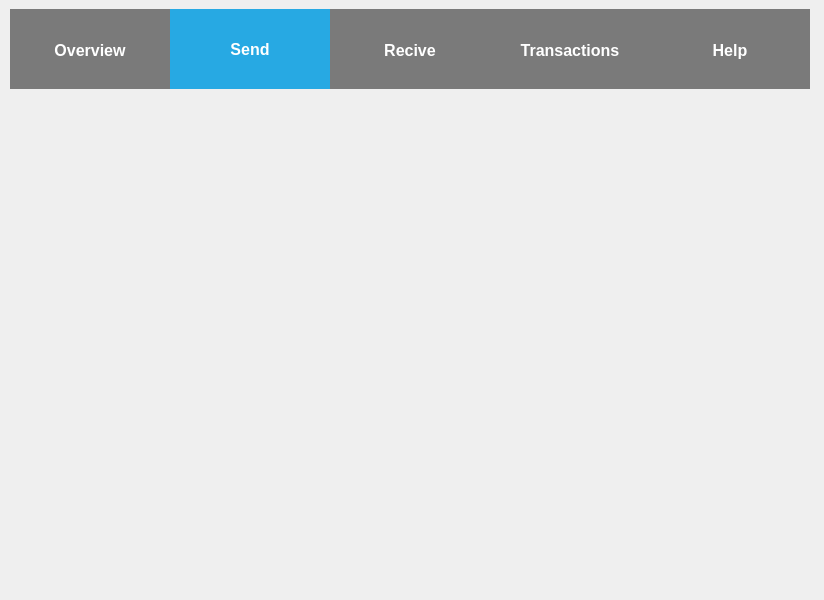
Before: the Qt Designer form forms/mainwindow.ui in kratek210/Blockchain-Client, drawn with Qt 5.
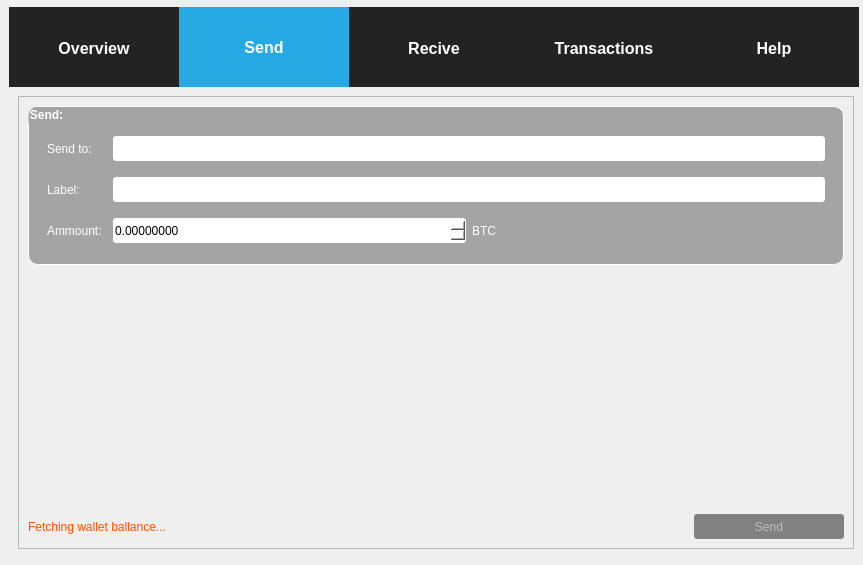
After: the same form once the commit is applied. The open tabs and pages were chosen to show the change. Icons and pictures are not drawn.

What changed in the file:
```diff
--- a/forms/mainwindow.ui
+++ b/forms/mainwindow.ui
@@ -2,14 +2,35 @@
 <ui version="4.0">
  <class>MainWindow</class>
  <widget class="QMainWindow" name="MainWindow">
+  <property name="enabled">
+   <bool>true</bool>
+  </property>
   <property name="geometry">
    <rect>
     <x>0</x>
     <y>0</y>
-    <width>824</width>
-    <height>600</height>
+    <width>856</width>
+    <height>565</height>
    </rect>
   </property>
+  <property name="sizePolicy">
+   <sizepolicy hsizetype="Fixed" vsizetype="Fixed">
+    <horstretch>0</horstretch>
+    <verstretch>0</verstretch>
+   </sizepolicy>
+  </property>
+  <property name="minimumSize">
+   <size>
+    <width>0</width>
+    <height>0</height>
+   </size>
+  </property>
+  <property name="maximumSize">
+   <size>
+    <width>856</width>
+    <height>565</height>
+   </size>
+  </property>
   <property name="windowTitle">
    <string>Blockchain.info Qt Client</string>
   </property>
@@ -18,19 +39,46 @@
     <normaloff>:/res/btcicon.png</normaloff>:/res/btcicon.png</iconset>
   </property>
   <property name="styleSheet">
-   <string notr="true">background-color: rgb(122, 122, 122);
+   <string notr="true">background-color: rgb(35, 35, 35);
 QLabel
+
 {
 border:0px;
 }
+
+
 </string>
   </property>
   <widget class="QWidget" name="centralwidget">
-   <layout class="QHBoxLayout" name="horizontalLayout_2">
+   <property name="styleSheet">
+    <string notr="true"/>
+   </property>
+   <layout class="QVBoxLayout" name="verticalLayout_6">
+    <property name="spacing">
+     <number>0</number>
+    </property>
+    <property name="sizeConstraint">
+     <enum>QLayout::SetDefaultConstraint</enum>
+    </property>
+    <property name="leftMargin">
+     <number>9</number>
+    </property>
+    <property name="topMargin">
+     <number>0</number>
+    </property>
+    <property name="rightMargin">
+     <number>0</number>
+    </property>
+    <property name="bottomMargin">
+     <number>0</number>
+    </property>
     <item>
      <widget class="QTabWidget" name="tabWidget">
+      <property name="enabled">
+       <bool>true</bool>
+      </property>
       <property name="sizePolicy">
-       <sizepolicy hsizetype="Fixed" vsizetype="Expanding">
+       <sizepolicy hsizetype="Fixed" vsizetype="Fixed">
         <horstretch>0</horstretch>
         <verstretch>0</verstretch>
        </sizepolicy>
@@ -52,32 +100,87 @@
       <property name="styleSheet">
        <string notr="true">QTabBar::tab
 {
+	background-color: rgb(35, 35, 35);
+
+
 color: white;
-	background-color: rgb(122, 122, 122);
+	
 	height: 80px;
-	width:160px;
+	width:170px;
 }
 QTabBar::tab:selected {
-    
-	background-color: #27a9e3;
+   
+	  background-color: #27a9e3;
+
 	color:white;
 }
 
 QTabWidget::pane
  {
 	border: none;
+	color: rgb(255, 120, 2);
 }
 
-#tab
+QGroupBox
 {
-color: red;
-}</string>
+border: 1px solid white;
+color: white;
+border-radius:10px;
+background-color: rgba(0, 0, 0, 80);
+font-size: 12px;
+font: bold;
+}
+
+#ammount
+{
+background-color: transparent;
+border: none;
+}
+
+#send
+
+{
+background-color: transparent;
+border: none;
+}
+
+#label_6
+{
+background-color: transparent;
+border: none;
+}
+QPushButton
+{
+  color: white;
+  background-color: #27a9e3;
+  border-width: 0px;
+  border-radius: 3px;
+}
+
+QPushButton:hover {background-color: rgb(255, 85, 0); }
+QPushButton:disabled 
+{
+background-color: rgb(129, 129, 129);
+	color: rgb(189, 189, 189);
+}
+
+#textBrowser
+{
+border: 1px solid white;
+color: white;
+border-radius:10px;
+background-color: rgba(0, 0, 0, 80);
+font-size: 12px;
+font: bold;}
+
+
+</string>
       </property>
       <property name="tabShape">
        <enum>QTabWidget::Rounded</enum>
       </property>
       <property name="currentIndex">
-       <number>0</number>
+       <number>3</number>
       </property>
       <property name="iconSize">
        <size>
@@ -92,6 +195,12 @@
        <bool>false</bool>
       </property>
       <widget class="QWidget" name="tab">
+       <property name="sizePolicy">
+        <sizepolicy hsizetype="Fixed" vsizetype="Fixed">
+         <horstretch>0</horstretch>
+         <verstretch>0</verstretch>
+        </sizepolicy>
+       </property>
        <property name="minimumSize">
         <size>
          <width>80</width>
@@ -106,22 +215,42 @@
         <string>Overview</string>
        </attribute>
        <layout class="QHBoxLayout" name="horizontalLayout">
+        <property name="spacing">
+         <number>0</number>
+        </property>
+        <property name="leftMargin">
+         <number>0</number>
+        </property>
+        <property name="topMargin">
+         <number>12</number>
+        </property>
+        <property name="rightMargin">
+         <number>9</number>
+        </property>
+        <property name="bottomMargin">
+         <number>9</number>
+        </property>
         <item>
          <layout class="QVBoxLayout" name="verticalLayout">
           <item>
            <widget class="QGroupBox" name="groupBox">
             <property name="styleSheet">
-             <string notr="true">border: 1px solid black;
-color: white;
-border-radius:10px;
-background-color: rgba(0, 0, 0, 80);
-font-size: 12px;
-font: bold;</string>
+             <string notr="true">border: 1px solid white;
+</string>
             </property>
             <property name="title">
              <string>Wallet</string>
             </property>
             <layout class="QHBoxLayout" name="horizontalLayout_3">
+             <property name="topMargin">
+              <number>15</number>
+             </property>
+             <property name="rightMargin">
+              <number>14</number>
+             </property>
+             <property name="bottomMargin">
+              <number>15</number>
+             </property>
              <item>
               <layout class="QVBoxLayout" name="verticalLayout_3">
                <item>
@@ -132,7 +261,8 @@
                     <string notr="true">border: none;
 background: transparent;
 font-size: 12px;
-font: normal;</string>
+font: normal;
+color: rgb(255, 120, 2);</string>
                    </property>
                    <property name="text">
                     <string>Balance:</string>
@@ -145,7 +275,8 @@
                     <string notr="true">border: none;
 background: transparent;
 font: bold;
-font-size: 12px;</string>
+font-size: 12px;
+color: rgb(255, 120, 2);</string>
                    </property>
                    <property name="text">
                     <string>Fetching wallet balance ...</string>
@@ -179,10 +310,13 @@
         </item>
         <item>
          <layout class="QVBoxLayout" name="verticalLayout_2">
+          <property name="leftMargin">
+           <number>9</number>
+          </property>
           <item>
            <widget class="QGroupBox" name="groupBox_2">
             <property name="styleSheet">
-             <string notr="true">border: 1px solid black;
+             <string notr="true">border: 1px solid white;
 color: white;
 border-radius:10px;
 background-color: rgba(0, 0, 0, 80);
@@ -193,12 +327,37 @@
              <string>Recent Transaction</string>
             </property>
             <layout class="QHBoxLayout" name="horizontalLayout_5">
+             <property name="spacing">
+              <number>0</number>
+             </property>
+             <property name="leftMargin">
+              <number>8</number>
+             </property>
+             <property name="rightMargin">
+              <number>9</number>
+             </property>
+             <property name="bottomMargin">
+              <number>226</number>
+             </property>
              <item>
               <layout class="QVBoxLayout" name="verticalLayout_4"/>
              </item>
             </layout>
            </widget>
           </item>
+          <item>
+           <spacer name="verticalSpacer_4">
+            <property name="orientation">
+             <enum>Qt::Vertical</enum>
+            </property>
+            <property name="sizeHint" stdset="0">
+             <size>
+              <width>20</width>
+              <height>40</height>
+             </size>
+            </property>
+           </spacer>
+          </item>
          </layout>
         </item>
        </layout>
@@ -211,6 +370,298 @@
        <attribute name="title">
         <string>Send</string>
        </attribute>
+       <layout class="QHBoxLayout" name="horizontalLayout_6">
+        <item>
+         <layout class="QVBoxLayout" name="verticalLayout_5">
+          <item>
+           <widget class="QFrame" name="frame">
+            <property name="frameShape">
+             <enum>QFrame::StyledPanel</enum>
+            </property>
+            <property name="frameShadow">
+             <enum>QFrame::Raised</enum>
+            </property>
+            <layout class="QVBoxLayout" name="verticalLayout_8">
+             <item>
+              <widget class="QGroupBox" name="groupBox_3">
+               <property name="minimumSize">
+                <size>
+                 <width>0</width>
+                 <height>0</height>
+                </size>
+               </property>
+               <property name="styleSheet">
+                <string notr="true">
+
+
+</string>
+               </property>
+               <property name="title">
+                <string>Send:</string>
+               </property>
+               <layout class="QVBoxLayout" name="verticalLayout_10">
+                <property name="topMargin">
+                 <number>20</number>
+                </property>
+                <property name="bottomMargin">
+                 <number>20</number>
+                </property>
+                <item>
+                 <widget class="QWidget" name="send" native="true">
+                  <property name="styleSheet">
+                   <string notr="true">QLabel
+{
+color:white;
+background-color: transparent;
+border: none;
+}
+
+QLineEdit
+{
+background-color: rgb(255, 255, 255);
+border-radius: 3px;
+}
+
+</string>
+                  </property>
+                  <layout class="QHBoxLayout" name="horizontalLayout_10">
+                   <property name="bottomMargin">
+                    <number>1</number>
+                   </property>
+                   <item>
+                    <widget class="QLabel" name="label_2">
+                     <property name="minimumSize">
+                      <size>
+                       <width>60</width>
+                       <height>25</height>
+                      </size>
+                     </property>
+                     <property name="styleSheet">
+                      <string notr="true">
+color:white;
+background-color: transparent;
+border: none;
+</string>
+                     </property>
+                     <property name="text">
+                      <string>Send to:</string>
+                     </property>
+                    </widget>
+                   </item>
+                   <item>
+                    <widget class="QLineEdit" name="lineEdit">
+                     <property name="minimumSize">
+                      <size>
+                       <width>0</width>
+                       <height>25</height>
+                      </size>
+                     </property>
+                    </widget>
+                   </item>
+                  </layout>
+                 </widget>
+                </item>
+                <item>
+                 <widget class="QWidget" name="label_6" native="true">
+                  <property name="styleSheet">
+                   <string notr="true">QLabel
+{
+color:white;
+background-color: transparent;
+border: none;
+}
+
+QLineEdit
+{
+background-color: rgb(255, 255, 255);
+border-radius: 3px;
+}
+</string>
+                  </property>
+                  <layout class="QHBoxLayout" name="horizontalLayout_9">
+                   <property name="bottomMargin">
+                    <number>1</number>
+                   </property>
+                   <item>
+                    <widget class="QLabel" name="label_3">
+                     <property name="minimumSize">
+                      <size>
+                       <width>60</width>
+                       <height>25</height>
+                      </size>
+                     </property>
+                     <property name="text">
+                      <string>Label:</string>
+                     </property>
+                    </widget>
+                   </item>
+                   <item>
+                    <widget class="QLineEdit" name="lineEdit_2">
+                     <property name="minimumSize">
+                      <size>
+                       <width>0</width>
+                       <height>25</height>
+                      </size>
+                     </property>
+                    </widget>
+                   </item>
+                  </layout>
+                 </widget>
+                </item>
+                <item>
+                 <widget class="QWidget" name="ammount" native="true">
+                  <property name="styleSheet">
+                   <string notr="true">QLabel
+{
+color:white;
+background-color: transparent;
+border: none;
+}
+
+QLineEdit
+{
+background-color: rgb(255, 255, 255);
+border-radius: 3px;
+}
+</string>
+                  </property>
+                  <layout class="QHBoxLayout" name="horizontalLayout_8">
+                   <property name="bottomMargin">
+                    <number>1</number>
+                   </property>
+                   <item>
+                    <widget class="QLabel" name="label_4">
+                     <property name="sizePolicy">
+                      <sizepolicy hsizetype="Fixed" vsizetype="Preferred">
+                       <horstretch>0</horstretch>
+                       <verstretch>0</verstretch>
+                      </sizepolicy>
+                     </property>
+                     <property name="minimumSize">
+                      <size>
+                       <width>60</width>
+                       <height>25</height>
+                      </size>
+                     </property>
+                     <property name="text">
+                      <string>Ammount:</string>
+                     </property>
+                    </widget>
+                   </item>
+                   <item>
+                    <widget class="QDoubleSpinBox" name="doubleSpinBox">
+                     <property name="minimumSize">
+                      <size>
+                       <width>0</width>
+                       <height>25</height>
+                      </size>
+                     </property>
+                     <property name="styleSheet">
+                      <string notr="true">background-color: rgb(255, 255, 255);
+border-radius: 3px;
+border: none;</string>
+                     </property>
+                     <property name="showGroupSeparator" stdset="0">
+                      <bool>true</bool>
+                     </property>
+                     <property name="decimals">
+                      <number>8</number>
+                     </property>
+                     <property name="minimum">
+                      <double>0.000000000000000</double>
+                     </property>
+                     <property name="singleStep">
+                      <double>0.000010000000000</double>
+                     </property>
+                     <property name="value">
+                      <double>0.000000000000000</double>
+                     </property>
+                    </widget>
+                   </item>
+                   <item>
+                    <widget class="QLabel" name="label_5">
+                     <property name="minimumSize">
+                      <size>
+                       <width>0</width>
+                       <height>25</height>
+                      </size>
+                     </property>
+                     <property name="text">
+                      <string>BTC</string>
+                     </property>
+                    </widget>
+                   </item>
+                  </layout>
+                 </widget>
+                </item>
+               </layout>
+              </widget>
+             </item>
+             <item>
+              <spacer name="verticalSpacer_2">
+               <property name="orientation">
+                <enum>Qt::Vertical</enum>
+               </property>
+               <property name="sizeHint" stdset="0">
+                <size>
+                 <width>20</width>
+                 <height>40</height>
+                </size>
+               </property>
+              </spacer>
+             </item>
+             <item>
+              <layout class="QHBoxLayout" name="horizontalLayout_2">
+               <item>
+                <widget class="QLabel" name="balanceLabel2">
+                 <property name="styleSheet">
+                  <string notr="true">color: rgb(255, 85, 0);</string>
+                 </property>
+                 <property name="text">
+                  <string>Fetching wallet ballance...</string>
+                 </property>
+                </widget>
+               </item>
+               <item>
+                <spacer name="horizontalSpacer">
+                 <property name="orientation">
+                  <enum>Qt::Horizontal</enum>
+                 </property>
+                 <property name="sizeHint" stdset="0">
+                  <size>
+                   <width>40</width>
+                   <height>20</height>
+                  </size>
+                 </property>
+                </spacer>
+               </item>
+               <item>
+                <widget class="QPushButton" name="btcSendButton">
+                 <property name="enabled">
+                  <bool>false</bool>
+                 </property>
+                 <property name="minimumSize">
+                  <size>
+                   <width>150</width>
+                   <height>25</height>
+                  </size>
+                 </property>
+                 <property name="styleSheet">
+                  <string notr="true"/>
+                 </property>
+                 <property name="text">
+                  <string>Send</string>
+                 </property>
+                </widget>
+               </item>
+              </layout>
+             </item>
+            </layout>
+           </widget>
+          </item>
+         </layout>
+        </item>
+       </layout>
       </widget>
       <widget class="QWidget" name="tab_3">
        <attribute name="icon">
@@ -220,6 +671,105 @@
        <attribute name="title">
         <string>Recive</string>
        </attribute>
+       <layout class="QGridLayout" name="gridLayout">
+        <item row="1" column="0">
+         <spacer name="verticalSpacer_3">
+          <property name="orientation">
+           <enum>Qt::Vertical</enum>
+          </property>
+          <property name="sizeHint" stdset="0">
+           <size>
+            <width>20</width>
+            <height>40</height>
+           </size>
+          </property>
+         </spacer>
+        </item>
+        <item row="0" column="0">
+         <widget class="QWidget" name="verticalWidget" native="true">
+          <layout class="QVBoxLayout" name="verticalLayout_9">
+           <item>
+            <layout class="QVBoxLayout" name="verticalLayout_11">
+             <item>
+              <widget class="QGroupBox" name="groupBox_4">
+               <property name="styleSheet">
+                <string notr="true">border: 1px solid white;
+</string>
+               </property>
+               <property name="title">
+                <string>Recive BTC</string>
+               </property>
+               <layout class="QVBoxLayout" name="verticalLayout_12">
+                <property name="topMargin">
+                 <number>15</number>
+                </property>
+                <property name="bottomMargin">
+                 <number>44</number>
+                </property>
+                <item>
+                 <widget class="QComboBox" name="comboBox">
+                  <property name="minimumSize">
+                   <size>
+                    <width>0</width>
+                    <height>25</height>
+                   </size>
+                  </property>
+                  <property name="styleSheet">
+                   <string notr="true">color: rgb(255, 255, 255);
+font: bold;
+
+font-size: 12px;
+</string>
+                  </property>
+                 </widget>
+                </item>
+                <item>
+                 <layout class="QHBoxLayout" name="horizontalLayout_7">
+                  <property name="bottomMargin">
+                   <number>0</number>
+                  </property>
+                  <item>
+                   <widget class="QPushButton" name="pushButton">
+                    <property name="minimumSize">
+                     <size>
+                      <width>0</width>
+                      <height>25</height>
+                     </size>
+                    </property>
+                    <property name="maximumSize">
+                     <size>
+                      <width>150</width>
+                      <height>16777215</height>
+                     </size>
+                    </property>
+                    <property name="styleSheet">
+                     <string notr="true">QPushButton
+{ 
+  color: white;
+  background-color: #27a9e3;
+  border-width: 0px;
+  border-radius: 3px;
+}
+
+
+QPushButton::hover {background-color: rgb(255, 85, 0); }</string>
+                    </property>
+                    <property name="text">
+                     <string>Copy Address</string>
+                    </property>
+                   </widget>
+                  </item>
+                 </layout>
+                </item>
+               </layout>
+              </widget>
+             </item>
+            </layout>
+           </item>
+          </layout>
+         </widget>
+        </item>
+       </layout>
       </widget>
       <widget class="QWidget" name="tab_4">
        <attribute name="icon">
@@ -229,8 +779,26 @@
        <attribute name="title">
         <string>Transactions</string>
        </attribute>
+       <layout class="QVBoxLayout" name="verticalLayout_7">
+        <item>
+         <widget class="QTreeView" name="treeView">
+          <property name="styleSheet">
+           <string notr="true">background-color : rgba(0,0,0,80);
+color: rgb(255, 120, 2);
+alternate-background-color: rgb(0, 255, 0);
+
+QTreeView::branch
+{color:red;}
+</string>
+          </property>
+         </widget>
+        </item>
+       </layout>
       </widget>
       <widget class="QWidget" name="tab_5">
+       <property name="enabled">
+        <bool>true</bool>
+       </property>
        <attribute name="icon">
         <iconset resource="../resources.qrc">
          <normaloff>:/res/Question_mark.png</normaloff>:/res/Question_mark.png</iconset>
@@ -238,6 +806,48 @@
        <attribute name="title">
         <string>Help</string>
        </attribute>
+       <layout class="QVBoxLayout" name="verticalLayout_13">
+        <item>
+         <widget class="QTextBrowser" name="textBrowser">
+          <property name="styleSheet">
+           <string notr="true">
+</string>
+          </property>
+          <property name="frameShape">
+           <enum>QFrame::NoFrame</enum>
+          </property>
+          <property name="frameShadow">
+           <enum>QFrame::Sunken</enum>
+          </property>
+          <property name="lineWidth">
+           <number>0</number>
+          </property>
+          <property name="sizeAdjustPolicy">
+           <enum>QAbstractScrollArea::AdjustIgnored</enum>
+          </property>
+          <property name="html">
+           <string>&lt;!DOCTYPE HTML PUBLIC &quot;-//W3C//DTD HTML 4.0//EN&quot; &quot;http://www.w3.org/TR/REC-html40/strict.dtd&quot;&gt;
+&lt;html&gt;&lt;head&gt;&lt;meta name=&quot;qrichtext&quot; content=&quot;1&quot; /&gt;&lt;style type=&quot;text/css&quot;&gt;
+p, li { white-space: pre-wrap; }
+&lt;/style&gt;&lt;/head&gt;&lt;body style=&quot; font-family:'MS Shell Dlg 2'; font-size:12px; font-weight:600; font-style:normal;&quot;&gt;
+&lt;p align=&quot;center&quot; style=&quot; margin-top:0px; margin-bottom:0px; margin-left:0px; margin-right:0px; -qt-block-indent:0; text-indent:0px;&quot;&gt;&lt;span style=&quot; font-size:16pt;&quot;&gt;HELP&lt;/span&gt;&lt;/p&gt;
+&lt;p align=&quot;center&quot; style=&quot;-qt-paragraph-type:empty; margin-top:0px; margin-bottom:0px; margin-left:0px; margin-right:0px; -qt-block-indent:0; text-indent:0px; font-size:16pt;&quot;&gt;&lt;br /&gt;&lt;/p&gt;
+&lt;p align=&quot;center&quot; style=&quot; margin-top:0px; margin-bottom:0px; margin-left:0px; margin-right:0px; -qt-block-indent:0; text-indent:0px;&quot;&gt;&lt;img src=&quot;:/res/logoSmall.png&quot; /&gt;&lt;/p&gt;
+&lt;p align=&quot;center&quot; style=&quot;-qt-paragraph-type:empty; margin-top:0px; margin-bottom:0px; margin-left:0px; margin-right:0px; -qt-block-indent:0; text-indent:0px;&quot;&gt;&lt;br /&gt;&lt;/p&gt;
+&lt;p style=&quot; margin-top:0px; margin-bottom:0px; margin-left:0px; margin-right:0px; -qt-block-indent:0; text-indent:0px;&quot;&gt;&lt;span style=&quot; font-size:12pt; font-weight:400;&quot;&gt;Some bullshit goes here &lt;/span&gt;&lt;/p&gt;
+&lt;p style=&quot;-qt-paragraph-type:empty; margin-top:0px; margin-bottom:0px; margin-left:0px; margin-right:0px; -qt-block-indent:0; text-indent:0px; font-size:12pt; font-weight:400;&quot;&gt;&lt;br /&gt;&lt;/p&gt;
+&lt;p style=&quot; margin-top:0px; margin-bottom:0px; margin-left:0px; margin-right:0px; -qt-block-indent:0; text-indent:0px;&quot;&gt;&lt;span style=&quot; font-size:12px; font-style:italic;&quot;&gt;Sed ut perspiciatis, unde omnis iste natus error sit voluptatem accusantium doloremque laudantium, totam rem aperiam eaque ipsa, quae ab illo inventore veritatis et quasi architecto beatae vitae dicta sunt, explicabo. Nemo enim ipsam voluptatem, quia voluptas sit, aspernatur aut odit aut fugit, sed quia consequuntur magni dolores eos, qui ratione voluptatem sequi nesciunt, neque porro quisquam est, qui dolorem ipsum, quia dolor sit, amet, consectetur, adipisci velit, sed quia non numquam eius modi tempora incidunt, ut labore et dolore magnam aliquam quaerat voluptatem. Ut enim ad minima veniam, quis nostrum exercitationem ullam corporis suscipit laboriosam, nisi ut aliquid ex ea commodi consequatur? Quis autem vel eum iure reprehenderit, qui in ea voluptate velit esse, quam nihil molestiae consequatur, vel illum, qui dolorem eum fugiat, quo voluptas nulla pariatur?&lt;/span&gt;&lt;/p&gt;
+&lt;p style=&quot; margin-top:0px; margin-bottom:8px; margin-left:30px; margin-right:0px; -qt-block-indent:0; text-indent:0px;&quot;&gt;&lt;span style=&quot; font-size:12px; font-style:italic;&quot;&gt;[33] At vero eos et accusamus et iusto odio dignissimos ducimus, qui blanditiis praesentium voluptatum deleniti atque corrupti, quos dolores et quas molestias excepturi sint, obcaecati cupiditate non provident, similique sunt in culpa, qui officia deserunt mollitia animi, id est laborum et dolorum fuga. Et harum quidem rerum facilis est et expedita distinctio. Nam libero tempore, cum soluta nobis est eligendi optio, cumque nihil impedit, quo minus id, quod maxime placeat, facere possimus, omnis voluptas assumenda est, omnis dolor repellendus. Temporibus autem quibusdam et aut officiis debitis aut rerum necessitatibus saepe eveniet, ut et voluptates repudiandae sint et molestiae non recusandae. Itaque earum rerum hic tenetur a sapiente delectus, ut aut reiciendis voluptatibus maiores alias consequatur aut perferendis doloribus asperiores repellat.&lt;/span&gt;&lt;/p&gt;
+&lt;p style=&quot; margin-top:16px; margin-bottom:12px; margin-left:0px; margin-right:0px; -qt-block-indent:0; text-indent:0px;&quot;&gt;&lt;a name=&quot;T.C5.82umaczenia&quot;&gt;&lt;/a&gt;&lt;span style=&quot; font-size:x-large;&quot;&gt;T&lt;/span&gt;&lt;span style=&quot; font-size:x-large;&quot;&gt;łumaczenia&lt;/span&gt;&lt;/p&gt;
+&lt;p style=&quot; margin-top:12px; margin-bottom:12px; margin-left:0px; margin-right:0px; -qt-block-indent:0; text-indent:0px;&quot;&gt;&lt;span style=&quot; font-size:12px;&quot;&gt;Oryginał: &lt;/span&gt;&lt;span style=&quot; font-size:12px; font-style:italic;&quot;&gt;…neque porro quisquam est, qui dolorem ipsum quia dolor sit amet, consectetur, adipisci velit, sed quia non numquam eius modi tempora incidunt ut labore et dolore magnam aliquam quaerat voluptatem. Ut enim ad minima veniam, quis nostrum exercitationem ullam corporis suscipit laboriosam, nisi ut aliquid ex ea commodi consequatur? Quis autem vel eum iure reprehenderit qui in ea voluptate velit esse quam nihil molestiae consequatur, vel illum qui dolorem eum fugiat quo voluptas nulla pariatur?&lt;/span&gt;&lt;/p&gt;
+&lt;p style=&quot; margin-top:14px; margin-bottom:12px; margin-left:0px; margin-right:0px; -qt-block-indent:0; text-indent:0px;&quot;&gt;&lt;a name=&quot;Angielskie&quot;&gt;&lt;/a&gt;&lt;span style=&quot; font-size:large;&quot;&gt;A&lt;/span&gt;&lt;span style=&quot; font-size:large;&quot;&gt;ngielskie&lt;/span&gt;&lt;/p&gt;
+&lt;p style=&quot; margin-top:12px; margin-bottom:12px; margin-left:0px; margin-right:0px; -qt-block-indent:0; text-indent:0px;&quot;&gt;&lt;span style=&quot; font-size:12px;&quot;&gt;Tłumaczenie H. Rackhama z 1914 roku: &lt;/span&gt;&lt;span style=&quot; font-size:12px; font-style:italic;&quot;&gt;Nor again is there anyone who loves or pursues or desires to obtain pain of itself, because it is pain, but because occasionally circumstances occur in which toil and pain can procure him some great pleasure. To take a trivial example, which of us ever undertakes laborious physical exercise, except to obtain some advantage from it? But who has any right to find fault with a man who chooses to enjoy a pleasure that has no annoying consequences, or one who avoids a pain that produces no resultant pleasure?&lt;/span&gt;&lt;/p&gt;
+&lt;p style=&quot; margin-top:14px; margin-bottom:12px; margin-left:0px; margin-right:0px; -qt-block-indent:0; text-indent:0px;&quot;&gt;&lt;a name=&quot;Polskie&quot;&gt;&lt;/a&gt;&lt;span style=&quot; font-size:large;&quot;&gt;P&lt;/span&gt;&lt;span style=&quot; font-size:large;&quot;&gt;olskie&lt;/span&gt;&lt;/p&gt;
+&lt;p style=&quot; margin-top:0px; margin-bottom:0px; margin-left:0px; margin-right:0px; -qt-block-indent:0; text-indent:0px;&quot;&gt;&lt;span style=&quot; font-size:12px;&quot;&gt;„Nie ma zatem takiego człowieka, który kocha cierpienie samo w sobie, kto by do niego dążył lub chciał go doświadczyć tylko dlatego, że jest to cierpienie, a dlatego, że czasami zdarzają się takie okoliczności, w których to cierpienie może doprowadzić go do jakiejś wielkiej przyjemności. Dając przykład banalny: któż z nas kiedyś nie podejmował się trudnego wysiłku fizycznego, mając na względzie uzyskanie z tego korzyści? Kto ma jakiekolwiek prawo obwiniać człowieka, który wybiera przyjemność nie wiążącą się z przykrymi konsekwencjami, albo tego, kto unika takiego cierpienia, które nie prowadzi do przyjemności?” (Dalej: „jednocześnie potępiamy ze słusznym oburzeniem i czujemy niechęć do ludzi, którzy są tak owładnięci urokami nietrwałej przyjemności, tak zaślepieni jej pragnieniem, że nie dostrzegają, iż następstwem ich postępowania będą z pewnością cierpienie i trudności.”)&lt;/span&gt;&lt;/p&gt;&lt;/body&gt;&lt;/html&gt;</string>
+          </property>
+         </widget>
+        </item>
+       </layout>
       </widget>
      </widget>
     </item>
```
